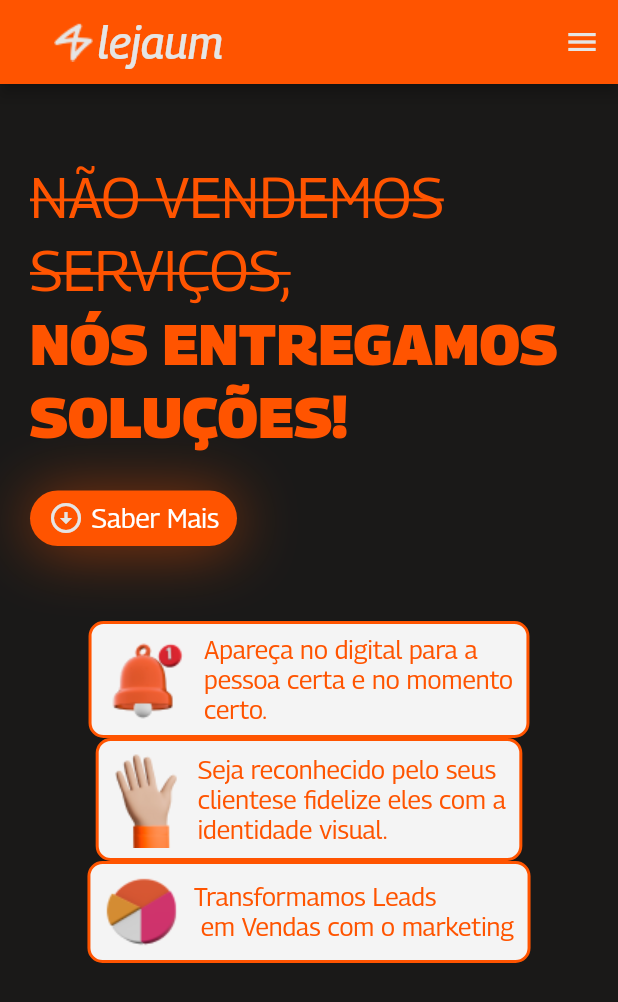
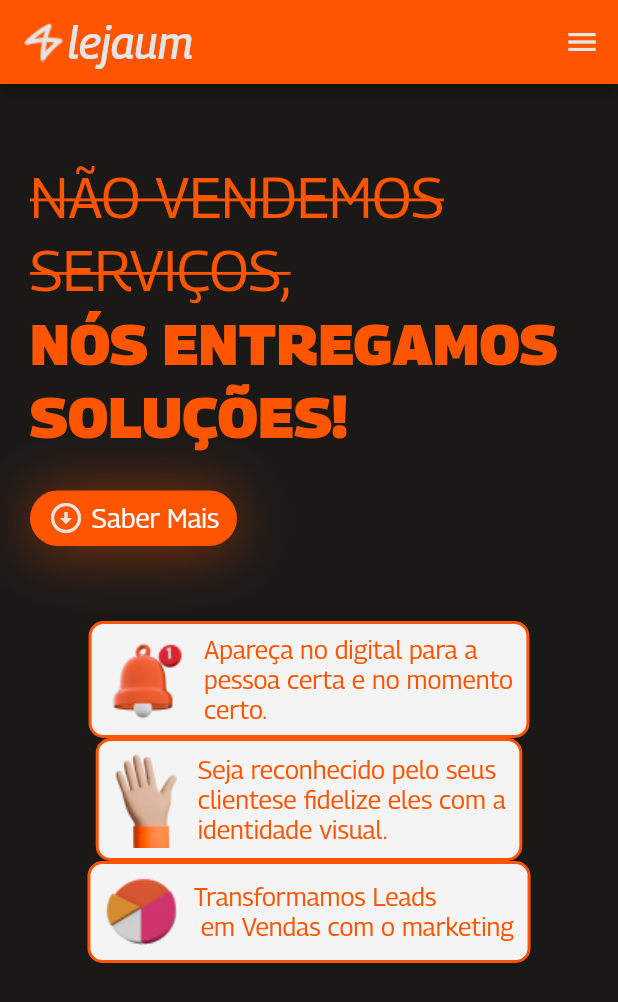
Before and after one commit to BrunoAlm/lejaum.inc-app, a Flutter app: the screen it shows after launch, on a phone screen of 412 x 824 dp. Shown: the top 1002 px of the screen. Run offline on Flutter 3.47's test engine with Material 2 defaults, Android fonts, the phone set to English and light mode, and no system bars; project files that could hold a hidden picture were left out.

Commit message:
padding da esquerda do trem arrumado

```diff
--- a/lib/pages/home/widgets/AppBar/mobile_app_bar.dart
+++ b/lib/pages/home/widgets/AppBar/mobile_app_bar.dart
@@ -7,9 +7,7 @@ class MobileAppBar extends StatelessWidget {
     return AppBar(
       iconTheme: IconThemeData(),
       backgroundColor: Color(0xFFFF5400),
-      title: Padding(
-        padding: const EdgeInsets.only(left: 20),
-        child: Row(
+      title: Row(
         children: [
           Image.asset("assets/images/logo_icon.png"),
           const SizedBox(width: 3),
@@ -24,7 +22,6 @@ class MobileAppBar extends StatelessWidget {
           ),
         ],
       ),
-      ),
     );
   }
 }
```
Lines whose indentation alone changed are shown as unchanged.
